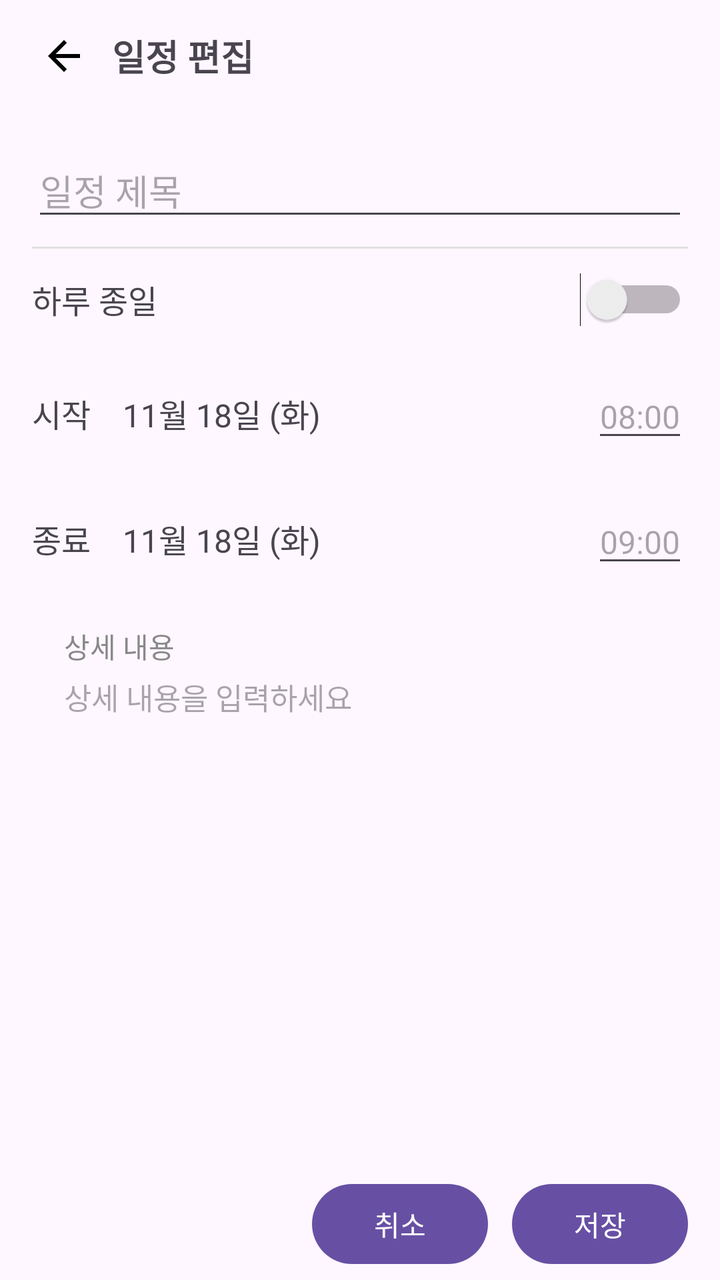
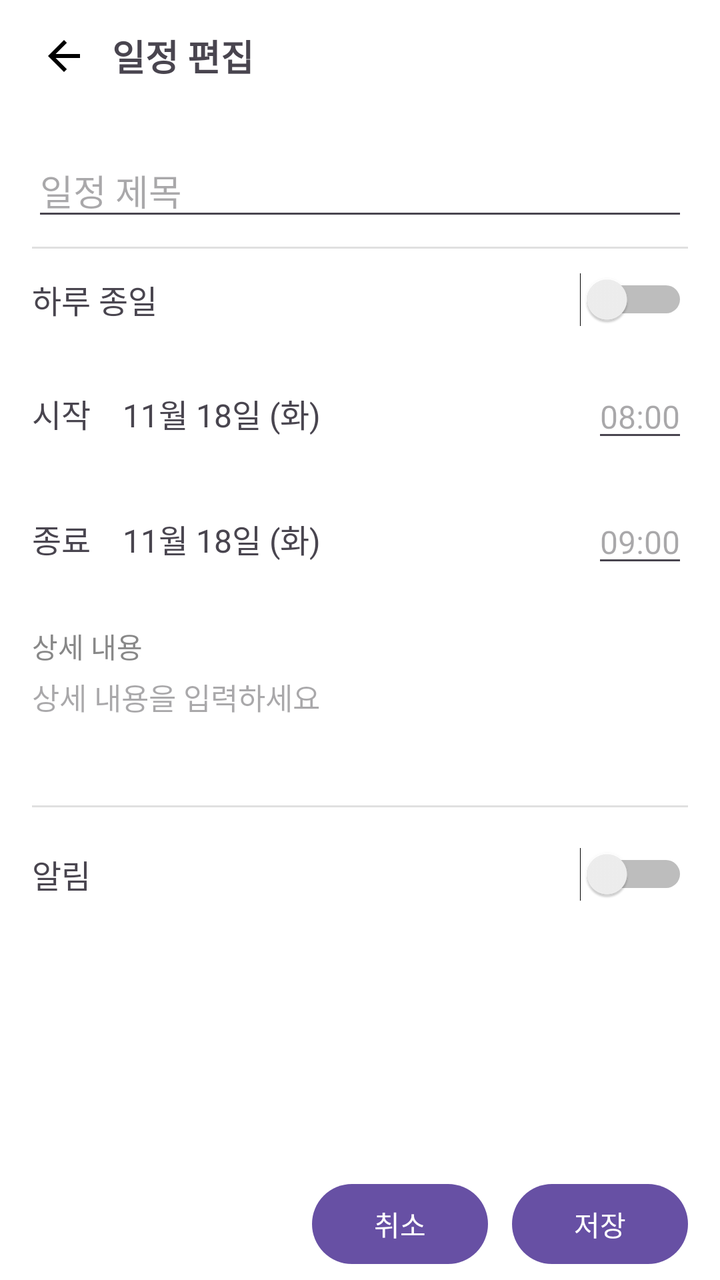

Screens rendered from an Android XML layout before and after an edit, with the pre-edit source and the edit as a unified diff.
<!-- AndroidManifest.xml: application theme Theme.MyApplication -->
<!-- res/layout/activity_edit_event.xml -->
<?xml version="1.0" encoding="utf-8"?>
<androidx.constraintlayout.widget.ConstraintLayout
    xmlns:android="http://schemas.android.com/apk/res/android"
    xmlns:app="http://schemas.android.com/apk/res-auto"
    android:layout_width="match_parent"
    android:layout_height="match_parent">

    
    <LinearLayout
        android:id="@+id/topBar"
        android:layout_width="0dp"
        android:layout_height="56dp"
        android:orientation="horizontal"
        android:gravity="center_vertical"
        android:paddingStart="16dp"
        android:paddingEnd="16dp"
        app:layout_constraintTop_toTopOf="parent"
        app:layout_constraintStart_toStartOf="parent"
        app:layout_constraintEnd_toEndOf="parent">

        <ImageButton
            android:id="@+id/btnBack"
            android:layout_width="32dp"
            android:layout_height="32dp"
            android:background="?attr/selectableItemBackgroundBorderless"
            android:src="@drawable/ic_back"
            android:contentDescription="뒤로가기"/>

        <TextView
            android:layout_width="0dp"
            android:layout_height="wrap_content"
            android:layout_marginStart="8dp"
            android:layout_weight="1"
            android:text="일정 편집"
            android:textSize="18sp"
            android:textStyle="bold"/>
    </LinearLayout>

    
    <ScrollView
        android:id="@+id/scrollArea"
        android:layout_width="0dp"
        android:layout_height="0dp"
        app:layout_constraintTop_toBottomOf="@id/topBar"
        app:layout_constraintBottom_toTopOf="@id/bottomBar"
        app:layout_constraintStart_toStartOf="parent"
        app:layout_constraintEnd_toEndOf="parent">

        <LinearLayout
            android:layout_width="match_parent"
            android:layout_height="wrap_content"
            android:orientation="vertical"
            android:padding="16dp">

            
            <EditText
                android:id="@+id/editTitle"
                android:layout_width="match_parent"
                android:layout_height="wrap_content"
                android:hint="일정 제목"
                android:textSize="18sp"
                android:singleLine="true"/>

            <View
                android:layout_width="match_parent"
                android:layout_height="1dp"
                android:layout_marginTop="8dp"
                android:background="#E0E0E0"/>

            
            <LinearLayout
                android:layout_width="match_parent"
                android:layout_height="wrap_content"
                android:orientation="horizontal"
                android:gravity="center_vertical"
                android:paddingTop="12dp"
                android:paddingBottom="12dp">

                <TextView
                    android:layout_width="0dp"
                    android:layout_height="wrap_content"
                    android:layout_weight="1"
                    android:text="하루 종일"
                    android:textSize="16sp"/>

                <Switch
                    android:id="@+id/switchAllDay"
                    android:layout_width="wrap_content"
                    android:layout_height="wrap_content"/>
            </LinearLayout>

            
            <LinearLayout
                android:id="@+id/rowStart"
                android:layout_width="match_parent"
                android:layout_height="wrap_content"
                android:orientation="horizontal"
                android:gravity="center_vertical"
                android:paddingTop="12dp"
                android:paddingBottom="12dp">

                <TextView
                    android:layout_width="wrap_content"
                    android:layout_height="wrap_content"
                    android:text="시작"
                    android:textSize="16sp"/>

                <TextView
                    android:id="@+id/editStartDate"
                    android:layout_width="0dp"
                    android:layout_height="wrap_content"
                    android:layout_weight="1"
                    android:layout_marginStart="16dp"
                    android:text="11월 18일 (화)"
                    android:textSize="16sp"/>

                
                <EditText
                    android:id="@+id/editStartTime"
                    android:layout_width="wrap_content"
                    android:layout_height="wrap_content"
                    android:layout_marginStart="16dp"
                    android:hint="08:00"
                    android:inputType="number"
                    android:maxLength="5"
                    android:textSize="16sp"/>
            </LinearLayout>

            
            <LinearLayout
                android:id="@+id/rowEnd"
                android:layout_width="match_parent"
                android:layout_height="wrap_content"
                android:orientation="horizontal"
                android:gravity="center_vertical"
                android:paddingTop="12dp"
                android:paddingBottom="12dp">

                <TextView
                    android:layout_width="wrap_content"
                    android:layout_height="wrap_content"
                    android:text="종료"
                    android:textSize="16sp"/>

                <TextView
                    android:id="@+id/editEndDate"
                    android:layout_width="0dp"
                    android:layout_height="wrap_content"
                    android:layout_weight="1"
                    android:layout_marginStart="16dp"
                    android:text="11월 18일 (화)"
                    android:textSize="16sp"/>

                
                <EditText
                    android:id="@+id/editEndTime"
                    android:layout_width="wrap_content"
                    android:layout_height="wrap_content"
                    android:layout_marginStart="16dp"
                    android:hint="09:00"
                    android:inputType="number"
                    android:maxLength="5"
                    android:textSize="16sp"/>

            </LinearLayout>

            <LinearLayout
                android:layout_width="match_parent"
                android:layout_height="wrap_content"
                android:orientation="vertical"
                android:paddingStart="16dp"
                android:paddingEnd="16dp"
                android:paddingTop="12dp">

                <TextView
                    android:layout_width="wrap_content"
                    android:layout_height="wrap_content"
                    android:text="상세 내용"
                    android:textSize="14sp"
                    android:textColor="#888888" />

                <EditText
                    android:id="@+id/etDetail"
                    android:layout_width="match_parent"
                    android:layout_height="wrap_content"
                    android:layout_marginTop="4dp"
                    android:minLines="3"
                    android:gravity="top|start"
                    android:inputType="textMultiLine"
                    android:background="@android:color/transparent"
                    android:hint="상세 내용을 입력하세요"
                    android:textSize="15sp" />
            </LinearLayout>



            

        </LinearLayout>
    </ScrollView>

    
    <LinearLayout
        android:id="@+id/bottomBar"
        android:layout_width="0dp"
        android:layout_height="56dp"
        android:orientation="horizontal"
        android:gravity="center_vertical|end"
        android:paddingEnd="16dp"
        app:layout_constraintBottom_toBottomOf="parent"
        app:layout_constraintStart_toStartOf="parent"
        app:layout_constraintEnd_toEndOf="parent">

        <Button
            android:id="@+id/btnCancel"
            android:layout_width="wrap_content"
            android:layout_height="wrap_content"
            android:text="취소"/>

        <Button
            android:id="@+id/btnSave"
            android:layout_width="wrap_content"
            android:layout_height="wrap_content"
            android:layout_marginStart="12dp"
            android:text="저장"/>

    </LinearLayout>

</androidx.constraintlayout.widget.ConstraintLayout>
<!-- resources referenced by this layout -->
<resources>
  <!-- drawable ic_back (drawable) -->
  <vector xmlns:android="http://schemas.android.com/apk/res/android" android:autoMirrored="true" android:height="24dp" android:tint="#000000" android:viewportHeight="960" android:viewportWidth="960" android:width="24dp">
        
      <path android:fillColor="@android:color/white" android:pathData="M313,520L537,744L480,800L160,480L480,160L537,216L313,440L800,440L800,520L313,520Z"/>
      
  </vector>
  <style name="Theme.MyApplication" parent="Theme.Material3.DayNight.NoActionBar">
          
      </style>
</resources>

<!-- the commit's change to res/layout/activity_edit_event.xml (unified diff, before → after) -->
@@ -3,7 +3,8 @@
     xmlns:android="http://schemas.android.com/apk/res/android"
     xmlns:app="http://schemas.android.com/apk/res-auto"
     android:layout_width="match_parent"
-    android:layout_height="match_parent">
+    android:layout_height="match_parent"
+    android:background="@android:color/white">
 
     
     <LinearLayout
@@ -24,7 +25,7 @@
             android:layout_height="32dp"
             android:background="?attr/selectableItemBackgroundBorderless"
             android:src="@drawable/ic_back"
-            android:contentDescription="뒤로가기"/>
+            android:contentDescription="뒤로가기" />
 
         <TextView
             android:layout_width="0dp"
@@ -33,7 +34,7 @@
             android:layout_weight="1"
             android:text="일정 편집"
             android:textSize="18sp"
-            android:textStyle="bold"/>
+            android:textStyle="bold" />
     </LinearLayout>
 
     
@@ -41,6 +42,7 @@
         android:id="@+id/scrollArea"
         android:layout_width="0dp"
         android:layout_height="0dp"
+        android:fillViewport="true"
         app:layout_constraintTop_toBottomOf="@id/topBar"
         app:layout_constraintBottom_toTopOf="@id/bottomBar"
         app:layout_constraintStart_toStartOf="parent"
@@ -59,13 +61,13 @@
                 android:layout_height="wrap_content"
                 android:hint="일정 제목"
                 android:textSize="18sp"
-                android:singleLine="true"/>
+                android:singleLine="true" />
 
             <View
                 android:layout_width="match_parent"
                 android:layout_height="1dp"
                 android:layout_marginTop="8dp"
-                android:background="#E0E0E0"/>
+                android:background="#E0E0E0" />
 
             
             <LinearLayout
@@ -81,12 +83,12 @@
                     android:layout_height="wrap_content"
                     android:layout_weight="1"
                     android:text="하루 종일"
-                    android:textSize="16sp"/>
+                    android:textSize="16sp" />
 
                 <Switch
                     android:id="@+id/switchAllDay"
                     android:layout_width="wrap_content"
-                    android:layout_height="wrap_content"/>
+                    android:layout_height="wrap_content" />
             </LinearLayout>
 
             
@@ -103,8 +105,9 @@
                     android:layout_width="wrap_content"
                     android:layout_height="wrap_content"
                     android:text="시작"
-                    android:textSize="16sp"/>
-
+                    android:textSize="16sp" />
+
+                
                 <TextView
                     android:id="@+id/editStartDate"
                     android:layout_width="0dp"
@@ -112,7 +115,10 @@
                     android:layout_weight="1"
                     android:layout_marginStart="16dp"
                     android:text="11월 18일 (화)"
-                    android:textSize="16sp"/>
+                    android:textSize="16sp"
+                    android:clickable="true"
+                    android:focusable="true"
+                    android:background="?attr/selectableItemBackgroundBorderless" />
 
                 
                 <EditText
@@ -123,7 +129,7 @@
                     android:hint="08:00"
                     android:inputType="number"
                     android:maxLength="5"
-                    android:textSize="16sp"/>
+                    android:textSize="16sp" />
             </LinearLayout>
 
             
@@ -140,8 +146,9 @@
                     android:layout_width="wrap_content"
                     android:layout_height="wrap_content"
                     android:text="종료"
-                    android:textSize="16sp"/>
-
+                    android:textSize="16sp" />
+
+                
                 <TextView
                     android:id="@+id/editEndDate"
                     android:layout_width="0dp"
@@ -149,7 +156,10 @@
                     android:layout_weight="1"
                     android:layout_marginStart="16dp"
                     android:text="11월 18일 (화)"
-                    android:textSize="16sp"/>
+                    android:textSize="16sp"
+                    android:clickable="true"
+                    android:focusable="true"
+                    android:background="?attr/selectableItemBackgroundBorderless" />
 
                 
                 <EditText
@@ -160,16 +170,14 @@
                     android:hint="09:00"
                     android:inputType="number"
                     android:maxLength="5"
-                    android:textSize="16sp"/>
-
-            </LinearLayout>
-
+                    android:textSize="16sp" />
+            </LinearLayout>
+
+            
             <LinearLayout
                 android:layout_width="match_parent"
                 android:layout_height="wrap_content"
                 android:orientation="vertical"
-                android:paddingStart="16dp"
-                android:paddingEnd="16dp"
                 android:paddingTop="12dp">
 
                 <TextView
@@ -192,9 +200,64 @@
                     android:textSize="15sp" />
             </LinearLayout>
 
-
-
-            
+            <View
+                android:layout_width="match_parent"
+                android:layout_height="1dp"
+                android:background="#E0E0E0"
+                android:layout_marginTop="8dp"
+                android:layout_marginBottom="8dp" />
+
+            
+            <LinearLayout
+                android:id="@+id/rowAlarm"
+                android:layout_width="match_parent"
+                android:layout_height="wrap_content"
+                android:orientation="horizontal"
+                android:gravity="center_vertical"
+                android:paddingTop="12dp"
+                android:paddingBottom="12dp">
+
+                <TextView
+                    android:layout_width="0dp"
+                    android:layout_height="wrap_content"
+                    android:layout_weight="1"
+                    android:text="알림"
+                    android:textSize="16sp" />
+
+                <Switch
+                    android:id="@+id/switchAlarm"
+                    android:layout_width="wrap_content"
+                    android:layout_height="wrap_content" />
+            </LinearLayout>
+
+            
+            <LinearLayout
+                android:id="@+id/rowAlarmTime"
+                android:layout_width="match_parent"
+                android:layout_height="wrap_content"
+                android:orientation="horizontal"
+                android:gravity="center_vertical"
+                android:paddingTop="0dp"
+                android:paddingBottom="12dp"
+                android:visibility="gone">
+
+                <TextView
+                    android:layout_width="wrap_content"
+                    android:layout_height="wrap_content"
+                    android:text="시간"
+                    android:textSize="16sp"
+                    android:textColor="#666666" />
+
+                <EditText
+                    android:id="@+id/editAlarmTime"
+                    android:layout_width="wrap_content"
+                    android:layout_height="wrap_content"
+                    android:layout_marginStart="36dp"
+                    android:hint="09:00"
+                    android:inputType="number"
+                    android:maxLength="5"
+                    android:textSize="16sp" />
+            </LinearLayout>
 
         </LinearLayout>
     </ScrollView>
@@ -215,14 +278,14 @@
             android:id="@+id/btnCancel"
             android:layout_width="wrap_content"
             android:layout_height="wrap_content"
-            android:text="취소"/>
+            android:text="취소" />
 
         <Button
             android:id="@+id/btnSave"
             android:layout_width="wrap_content"
             android:layout_height="wrap_content"
             android:layout_marginStart="12dp"
-            android:text="저장"/>
+            android:text="저장" />
 
     </LinearLayout>
 
